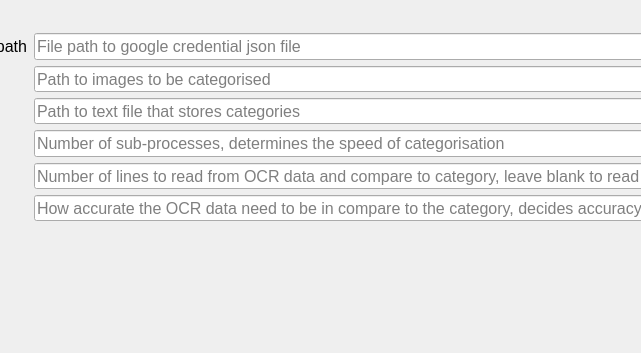
This is OCRCategorisation.ui in wtfoong/FYP_image_categorisation_powered_by_OCR as Qt 5 draws it before an edit; both pictures show x 210 to 851 and y 0 to 353 of the 1081 by 353 pixel window. The edited form follows.
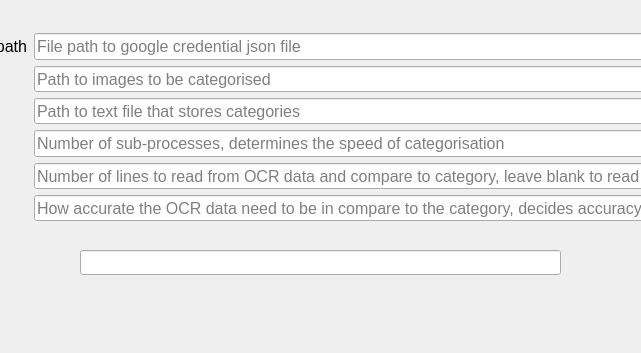
This is the edited form. Icons and pictures are not drawn.

Commit message: added qthreading to prevent GUI from freezing

Patch:
```diff
--- a/OCRCategorisation.ui
+++ b/OCRCategorisation.ui
@@ -318,6 +318,27 @@
      </item>
     </layout>
    </widget>
+   <widget class="QLineEdit" name="txtProcessing">
+    <property name="geometry">
+     <rect>
+      <x>290</x>
+      <y>250</y>
+      <width>481</width>
+      <height>25</height>
+     </rect>
+    </property>
+    <property name="font">
+     <font>
+      <pointsize>12</pointsize>
+     </font>
+    </property>
+    <property name="readOnly">
+     <bool>true</bool>
+    </property>
+    <property name="placeholderText">
+     <string/>
+    </property>
+   </widget>
   </widget>
   <widget class="QStatusBar" name="statusbar"/>
  </widget>
```
The commit also changes 7 other files.
